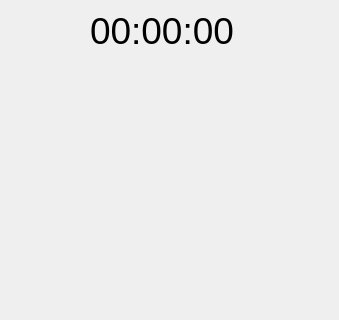
First picture: the form in ui_files/stopwatch.ui, repository RINAY112/not_clock, before the edit; both pictures show x 0 to 339 and y 0 to 320 of the 339 by 908 pixel window.
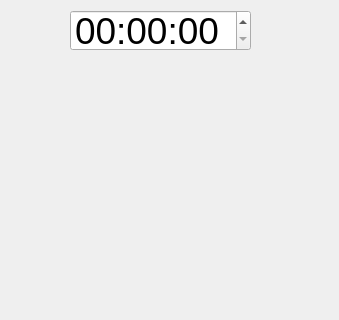
Second picture: the form after the edit.

What changed in the file:
```diff
--- a/ui_files/stopwatch.ui
+++ b/ui_files/stopwatch.ui
@@ -13,12 +13,12 @@
   <property name="windowTitle">
    <string>Stopwatch</string>
   </property>
-  <widget class="QLabel" name="time">
+  <widget class="QTimeEdit" name="time">
    <property name="geometry">
     <rect>
-     <x>90</x>
+     <x>70</x>
      <y>10</y>
-     <width>151</width>
+     <width>181</width>
      <height>41</height>
     </rect>
    </property>
@@ -27,8 +27,25 @@
      <pointsize>28</pointsize>
     </font>
    </property>
-   <property name="text">
-    <string>00:00:00</string>
+   <property name="dateTime">
+    <datetime>
+     <hour>0</hour>
+     <minute>0</minute>
+     <second>0</second>
+     <year>2000</year>
+     <month>1</month>
+     <day>1</day>
+    </datetime>
+   </property>
+   <property name="maximumTime">
+    <time>
+     <hour>23</hour>
+     <minute>59</minute>
+     <second>59</second>
+    </time>
+   </property>
+   <property name="displayFormat">
+    <string>HH:mm:ss</string>
    </property>
   </widget>
  </widget>
```
